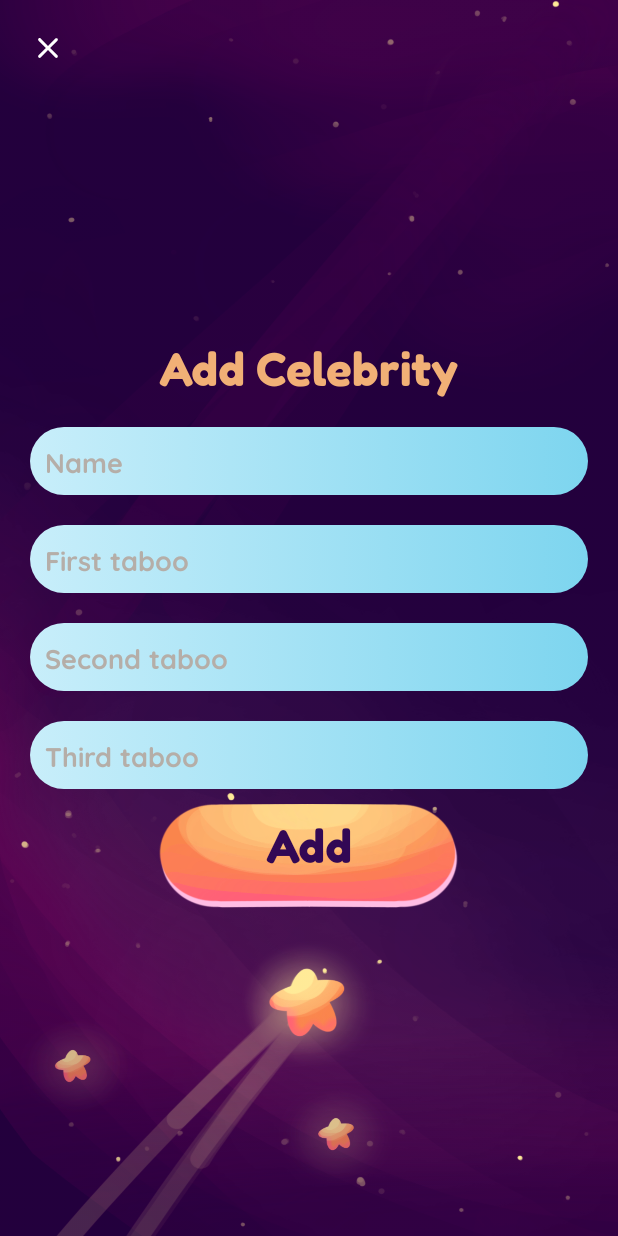
After one commit to ShahadAlhanaya/HeadsUpGame, an Android app: the AddCelebritiesActivity screen opened directly, with no data from a screen before it, on a phone screen of 412 x 824 dp. The commit adds this screen. Run offline under Robolectric (Android 15) with nearby library versions, the phone set to English and light mode, and no system bars.

Commit message:
Adding celebrities SQL

```diff
--- /dev/null
+++ b/app/src/main/java/com/example/headsupgame/AddCelebritiesActivity.kt
@@ -0,0 +1,68 @@
+package com.example.headsupgame
+
+import android.database.sqlite.SQLiteOpenHelper
+import androidx.appcompat.app.AppCompatActivity
+import android.os.Bundle
+import android.widget.EditText
+import android.widget.FrameLayout
+import android.widget.ImageButton
+import android.widget.Toast
+import androidx.appcompat.app.AppCompatDelegate
+import androidx.constraintlayout.widget.ConstraintLayout
+import com.example.headsupgame.database.DBHelper
+
+class AddCelebritiesActivity : AppCompatActivity() {
+
+    lateinit var addButton: ImageButton
+    lateinit var closeButton: ImageButton
+    lateinit var nameEditText: EditText
+    lateinit var taboo1EditText: EditText
+    lateinit var taboo2EditText: EditText
+    lateinit var taboo3EditText: EditText
+    lateinit var databaseHelper: DBHelper
+
+    override fun onCreate(savedInstanceState: Bundle?) {
+        super.onCreate(savedInstanceState)
+        setContentView(R.layout.activity_add_celebrities)
+        //only light mode
+        AppCompatDelegate.setDefaultNightMode(AppCompatDelegate.MODE_NIGHT_NO)//keep the app always on light mode
+
+        //hide the action bar
+        supportActionBar?.hide()
+
+
+        databaseHelper = DBHelper(applicationContext)
+
+        addButton = findViewById(R.id.btn_addCelebrity)
+        closeButton = findViewById(R.id.btn_close)
+        nameEditText = findViewById(R.id.edt_celebrityName)
+        taboo1EditText = findViewById(R.id.edt_celebrityTaboo1)
+        taboo2EditText = findViewById(R.id.edt_celebrityTaboo2)
+        taboo3EditText = findViewById(R.id.edt_celebrityTaboo3)
+
+        closeButton.setOnClickListener { finish() }
+
+
+
+        addButton.setOnClickListener {
+            val name = nameEditText.text.toString().trim()
+            val taboo1 = taboo1EditText.text.toString().trim()
+            val taboo2 = taboo2EditText.text.toString().trim()
+            val taboo3 = taboo3EditText.text.toString().trim()
+
+            if(name.isNotEmpty() && taboo1.isNotEmpty() && taboo2.isNotEmpty() && taboo3.isNotEmpty()){
+
+                if (databaseHelper.addCelebrity(name,taboo1,taboo2,taboo3) > 0) {
+                    Toast.makeText(applicationContext, "Added successfully!", Toast.LENGTH_SHORT)
+                        .show()
+                }else{
+                    Toast.makeText(applicationContext, "Something went wrong", Toast.LENGTH_SHORT)
+                        .show()
+                }
+
+            }else{
+                Toast.makeText(this, "All fields are required", Toast.LENGTH_SHORT).show()
+            }
+        }
+    }
+}
--- /dev/null
+++ b/app/src/main/java/com/example/headsupgame/database/DBHelper.kt
@@ -0,0 +1,41 @@
+package com.example.headsupgame.database
+
+import android.content.ContentValues
+import android.content.Context
+import android.database.sqlite.SQLiteDatabase
+import android.database.sqlite.SQLiteOpenHelper
+
+class DBHelper (context: Context): SQLiteOpenHelper(context, DATABASE_NAME, null, DATABASE_VERSION) {
+
+    companion object{
+        private const val DATABASE_VERSION = 1
+        private const val DATABASE_NAME = "celebrities.db"
+        private const val TABLE_NOTES = "Celebrities"
+
+        private const val KEY_PRIMARY_KEY = "pk"
+        private const val KEY_NAME = "name"
+        private const val KEY_TABOO1 = "taboo1"
+        private const val KEY_TABOO2 = "taboo2"
+        private const val KEY_TABOO3 = "taboo3"
+    }
+
+    var sqLiteDatabase : SQLiteDatabase = writableDatabase
+
+    override fun onCreate(db: SQLiteDatabase?) {
+        db?.execSQL("CREATE TABLE $TABLE_NOTES ($KEY_PRIMARY_KEY INTEGER PRIMARY KEY ,$KEY_NAME TEXT ,$KEY_TABOO1 TEXT ,$KEY_TABOO2 TEXT ,$KEY_TABOO3 TEXT)")
+    }
+
+    fun addCelebrity(name: String, taboo1: String, taboo2: String, taboo3: String): Long{
+        val contentValues = ContentValues()
+        contentValues.put(KEY_NAME, name)
+        contentValues.put(KEY_TABOO1, taboo1)
+        contentValues.put(KEY_TABOO2, taboo2)
+        contentValues.put(KEY_TABOO3, taboo3)
+        val success = sqLiteDatabase.insert(TABLE_NOTES,null, contentValues)
+        sqLiteDatabase.close()
+        return success
+    }
+
+    //we're not gonna implement it yet
+    override fun onUpgrade(p0: SQLiteDatabase?, p1: Int, p2: Int) {}
+}
--- /dev/null
+++ b/app/src/main/res/drawable/bg_field.xml
@@ -0,0 +1,10 @@
+<?xml version="1.0" encoding="utf-8"?>
+<selector xmlns:android="http://schemas.android.com/apk/res/android">
+<item>
+    <shape>
+        <gradient android:startColor="@color/white" android:endColor="#7DD5EF"/>
+        <corners android:radius="30dp"/>
+        <size android:height="20dp" android:width="130dp"/>
+    </shape>
+</item>
+</selector>
--- /dev/null
+++ b/app/src/main/res/drawable/ic_round_close_24.xml
@@ -0,0 +1,5 @@
+<vector android:height="24dp" android:tint="#FFFFFF"
+    android:viewportHeight="24" android:viewportWidth="24"
+    android:width="24dp" xmlns:android="http://schemas.android.com/apk/res/android">
+    <path android:fillColor="@android:color/white" android:pathData="M18.3,5.71c-0.39,-0.39 -1.02,-0.39 -1.41,0L12,10.59 7.11,5.7c-0.39,-0.39 -1.02,-0.39 -1.41,0 -0.39,0.39 -0.39,1.02 0,1.41L10.59,12 5.7,16.89c-0.39,0.39 -0.39,1.02 0,1.41 0.39,0.39 1.02,0.39 1.41,0L12,13.41l4.89,4.89c0.39,0.39 1.02,0.39 1.41,0 0.39,-0.39 0.39,-1.02 0,-1.41L13.41,12l4.89,-4.89c0.38,-0.38 0.38,-1.02 0,-1.4z"/>
+</vector>
--- /dev/null
+++ b/app/src/main/res/layout/activity_add_celebrities.xml
@@ -0,0 +1,119 @@
+<?xml version="1.0" encoding="utf-8"?>
+<androidx.constraintlayout.widget.ConstraintLayout xmlns:android="http://schemas.android.com/apk/res/android"
+    xmlns:app="http://schemas.android.com/apk/res-auto"
+    xmlns:tools="http://schemas.android.com/tools"
+    android:layout_width="match_parent"
+    android:layout_height="match_parent"
+    android:background="@drawable/bg_portrait_game_activity"
+    tools:context=".AddCelebritiesActivity">
+
+    <ImageButton
+        android:id="@+id/btn_close"
+        android:layout_width="wrap_content"
+        android:layout_height="wrap_content"
+        android:src="@drawable/ic_round_close_24"
+        android:layout_margin="20dp"
+        android:background="@android:color/transparent"
+        app:layout_constraintTop_toTopOf="parent"
+        app:layout_constraintStart_toStartOf="parent"
+        />
+
+    <LinearLayout
+        android:layout_width="match_parent"
+        android:layout_height="match_parent"
+        android:orientation="vertical"
+        android:layout_margin="20dp"
+        android:gravity="center"
+        app:layout_constraintBottom_toBottomOf="parent"
+        app:layout_constraintEnd_toEndOf="parent"
+        app:layout_constraintStart_toStartOf="parent"
+        app:layout_constraintTop_toTopOf="parent">
+
+        <TextView
+            android:id="@+id/tv_addCelebrity"
+            android:layout_width="wrap_content"
+            android:layout_height="wrap_content"
+            android:layout_margin="10dp"
+            android:fontFamily="@font/fredokaone_regular"
+            android:text="Add Celebrity"
+            android:textColor="@color/yellow"
+            android:textSize="30dp" />
+
+        <EditText
+            android:id="@+id/edt_celebrityName"
+            android:layout_width="match_parent"
+            android:layout_height="wrap_content"
+            android:background="@drawable/bg_field"
+            android:padding="10dp"
+            android:ems="10"
+            android:textColor="@color/blue"
+            android:layout_marginVertical="10dp"
+            android:textColorHint="#B5AEA8"
+            android:inputType="textPersonName"
+            android:hint="Name" />
+
+        <EditText
+            android:id="@+id/edt_celebrityTaboo1"
+            android:layout_width="match_parent"
+            android:layout_height="wrap_content"
+            android:background="@drawable/bg_field"
+            android:padding="10dp"
+            android:ems="10"
+            android:textColor="@color/blue"
+            android:layout_marginVertical="10dp"
+            android:inputType="textPersonName"
+            android:textColorHint="#B5AEA8"
+            android:hint="First taboo" />
+
+        <EditText
+            android:id="@+id/edt_celebrityTaboo2"
+            android:layout_width="match_parent"
+            android:layout_height="wrap_content"
+            android:background="@drawable/bg_field"
+            android:padding="10dp"
+            android:ems="10"
+            android:textColor="@color/blue"
+            android:layout_marginVertical="10dp"
+            android:inputType="textPersonName"
+            android:textColorHint="#B5AEA8"
+            android:hint="Second taboo" />
+
+        <EditText
+            android:id="@+id/edt_celebrityTaboo3"
+            android:layout_width="match_parent"
+            android:layout_height="wrap_content"
+            android:background="@drawable/bg_field"
+            android:padding="10dp"
+            android:ems="10"
+            android:textColor="@color/blue"
+            android:textColorHint="#B5AEA8"
+            android:layout_marginVertical="10dp"
+            android:inputType="textPersonName"
+            android:hint="Third taboo" />
+        <FrameLayout
+            android:id="@+id/fl_addCelebrity"
+            android:layout_width="200dp"
+            android:layout_height="70dp"
+            android:orientation="vertical">
+
+            <ImageButton
+                android:id="@+id/btn_addCelebrity"
+                android:layout_width="wrap_content"
+                android:layout_height="wrap_content"
+                android:background="@drawable/playbutton"
+                android:text="Start" />
+
+            <TextView
+                android:layout_width="match_parent"
+                android:layout_height="70dp"
+                android:layout_marginTop="10dp"
+                android:fontFamily="@font/fredokaone_regular"
+                android:text="Add"
+                android:textAlignment="center"
+                android:textColor="@color/purple_500"
+                android:textSize="30dp" />
+        </FrameLayout>
+
+    </LinearLayout>
+
+</androidx.constraintlayout.widget.ConstraintLayout>
```
Also changed, not shown: app/src/main/AndroidManifest.xml (+10 -3 lines), app/src/main/java/com/example/headsupgame/MainActivity.kt (+6 -7 lines), app/src/main/res/layout/activity_main.xml (+38 -9 lines).
